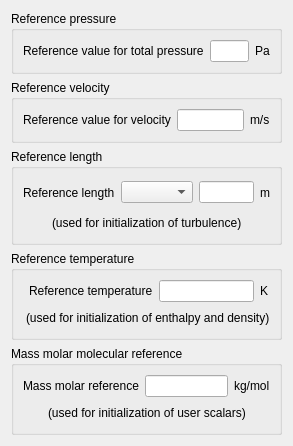
code-saturne/code_saturne, file gui/Pages/ReferenceValuesForm.ui: the form before one commit.
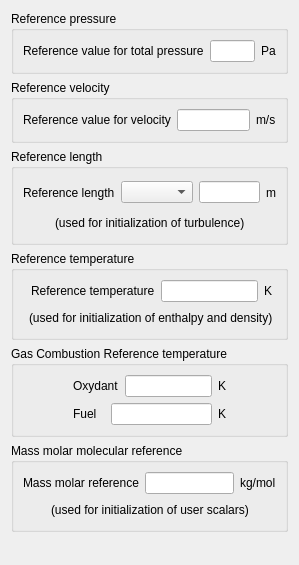
The form after the commit.

Commit message: add gas combustion model to Saturne GUI

The edit to the form file:
```diff
--- a/gui/Pages/ReferenceValuesForm.ui
+++ b/gui/Pages/ReferenceValuesForm.ui
@@ -6,8 +6,8 @@
    <rect>
     <x>0</x>
     <y>0</y>
-    <width>293</width>
-    <height>432</height>
+    <width>299</width>
+    <height>565</height>
    </rect>
   </property>
   <property name="windowTitle">
@@ -365,6 +365,138 @@
     </widget>
    </item>
    <item row="4" column="0">
+    <widget class="QGroupBox" name="groupBoxTempd3p">
+     <property name="title">
+      <string>Gas Combustion Reference temperature</string>
+     </property>
+     <layout class="QGridLayout" name="_6">
+      <property name="margin">
+       <number>9</number>
+      </property>
+      <property name="spacing">
+       <number>6</number>
+      </property>
+      <item row="0" column="1">
+       <layout class="QVBoxLayout" name="_7">
+        <property name="spacing">
+         <number>6</number>
+        </property>
+        <property name="margin">
+         <number>0</number>
+        </property>
+        <item>
+         <layout class="QHBoxLayout" name="_8">
+          <property name="spacing">
+           <number>6</number>
+          </property>
+          <property name="margin">
+           <number>0</number>
+          </property>
+          <item>
+           <widget class="QLabel" name="labelOxydant">
+            <property name="toolTip">
+             <string>Code_Saturne key word: T0</string>
+            </property>
+            <property name="text">
+             <string>Oxydant</string>
+            </property>
+           </widget>
+          </item>
+          <item>
+           <widget class="QLineEdit" name="lineEditOxydant">
+            <property name="toolTip">
+             <string>Code_Saturne key word: T0</string>
+            </property>
+           </widget>
+          </item>
+          <item>
+           <widget class="QLabel" name="labelUnitT0_2">
+            <property name="text">
+             <string>K</string>
+            </property>
+           </widget>
+          </item>
+         </layout>
+        </item>
+        <item>
+         <layout class="QHBoxLayout" name="_9">
+          <property name="spacing">
+           <number>6</number>
+          </property>
+          <property name="margin">
+           <number>0</number>
+          </property>
+          <item>
+           <widget class="QLabel" name="labelTFuel">
+            <property name="toolTip">
+             <string>Code_Saturne key word: T0</string>
+            </property>
+            <property name="text">
+             <string>Fuel</string>
+            </property>
+           </widget>
+          </item>
+          <item>
+           <spacer>
+            <property name="orientation">
+             <enum>Qt::Horizontal</enum>
+            </property>
+            <property name="sizeHint" stdset="0">
+             <size>
+              <width>16</width>
+              <height>20</height>
+             </size>
+            </property>
+           </spacer>
+          </item>
+          <item>
+           <widget class="QLineEdit" name="lineEditFuel">
+            <property name="toolTip">
+             <string>Code_Saturne key word: T0</string>
+            </property>
+           </widget>
+          </item>
+          <item>
+           <widget class="QLabel" name="labelUnitT0_3">
+            <property name="text">
+             <string>K</string>
+            </property>
+           </widget>
+          </item>
+         </layout>
+        </item>
+       </layout>
+      </item>
+      <item row="0" column="2">
+       <spacer>
+        <property name="orientation">
+         <enum>Qt::Horizontal</enum>
+        </property>
+        <property name="sizeHint" stdset="0">
+         <size>
+          <width>71</width>
+          <height>26</height>
+         </size>
+        </property>
+       </spacer>
+      </item>
+      <item row="0" column="0">
+       <spacer>
+        <property name="orientation">
+         <enum>Qt::Horizontal</enum>
+        </property>
+        <property name="sizeHint" stdset="0">
+         <size>
+          <width>71</width>
+          <height>26</height>
+         </size>
+        </property>
+       </spacer>
+      </item>
+     </layout>
+    </widget>
+   </item>
+   <item row="5" column="0">
     <widget class="QGroupBox" name="groupBoxMassMolar">
      <property name="title">
       <string>Mass molar molecular reference</string>
@@ -464,7 +596,7 @@
      </layout>
     </widget>
    </item>
-   <item row="5" column="0">
+   <item row="6" column="0">
     <spacer>
      <property name="orientation">
       <enum>Qt::Vertical</enum>
```
The commit also changes 32 other files.
